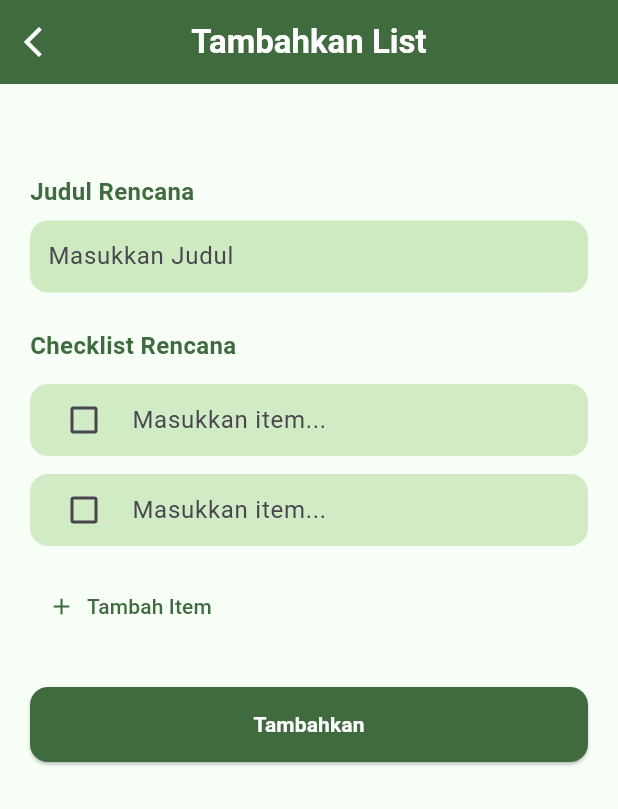
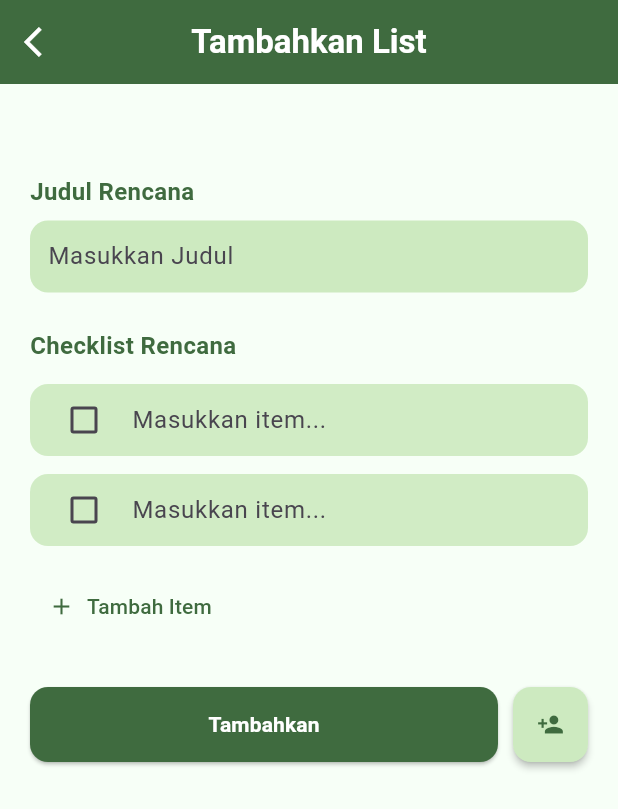
Before and after one commit to christianptrii/TodoApp_Flutter, a Flutter app: the AddScreen screen opened directly, after a tap on "Tambah Item", on a phone screen of 412 x 824 dp. Shown: the top 809 px of the screen. Run offline on Flutter 3.47's test engine with Material 3 defaults, Android fonts, the phone set to English and light mode, and no system bars; our stand-ins replace font_awesome_flutter; Roboto replaces fonts that are missing (inter).

Commit message:
Update : Menambahkan button kolaborator

```diff
--- a/lib/addScreen.dart
+++ b/lib/addScreen.dart
@@ -1,8 +1,6 @@
-// Import library Flutter dan screen HomeScreen
 import 'package:flutter/material.dart';
 import 'package:todoapp/homeScreen.dart';
 
-// AddScreen adalah halaman untuk menambahkan todo baru
 class AddScreen extends StatefulWidget {
   const AddScreen({super.key});
 
@@ -11,21 +9,14 @@ class AddScreen extends StatefulWidget {
 }
 
 class _AddScreenState extends State<AddScreen> {
-  // Controller untuk input judul
   final TextEditingController titleController = TextEditingController();
-
-  // List controller untuk input checklist item, default-nya ada 1 input
   List<TextEditingController> checklistControllers = [TextEditingController()];
-
-  // List untuk menyimpan status centang dari masing-masing checklist
   List<bool> isCheckedList = [false];
 
-  // Warna tema
   final Color pastelGreen = const Color(0xFFCDEAC0);
   final Color greenText = const Color(0xFF3F6B3F);
   final Color bgColor = const Color(0xFFF7FFF7);
 
-  // Fungsi untuk membersihkan controller saat screen dihapus dari widget tree
   @override
   void dispose() {
     titleController.dispose();
@@ -35,28 +26,21 @@ class _AddScreenState extends State<AddScreen> {
     super.dispose();
   }
 
-  // Menambahkan input field checklist baru
   void addChecklistField() {
     setState(() {
       checklistControllers.add(TextEditingController());
-      isCheckedList.add(
-        false,
-      ); // Tambah status checklist default (belum dicentang)
+      isCheckedList.add(false);
     });
   }
 
-  // Fungsi ketika tombol "Tambahkan" ditekan
   void submit() {
     String title = titleController.text;
-
-    // Ambil isi checklist yang tidak kosong
     List<String> items =
         checklistControllers
             .map((controller) => controller.text)
             .where((item) => item.isNotEmpty)
             .toList();
 
-    // Validasi: jika judul atau checklist kosong, tampilkan pesan
     if (title.isEmpty || items.isEmpty) {
       ScaffoldMessenger.of(context).showSnackBar(
         const SnackBar(content: Text('Judul dan content tidak boleh kosong!')),
@@ -64,7 +48,6 @@ class _AddScreenState extends State<AddScreen> {
       return;
     }
 
-    // Jika valid, navigasi balik ke HomeScreen (data belum disimpan, ini dummy)
     Navigator.pushReplacement(
       context,
       MaterialPageRoute(builder: (_) => const HomeScreen()),
@@ -74,7 +57,7 @@ class _AddScreenState extends State<AddScreen> {
   @override
   Widget build(BuildContext context) {
     return Scaffold(
-      backgroundColor: bgColor, // Warna latar belakang screen
+      backgroundColor: bgColor,
       appBar: AppBar(
         backgroundColor: greenText,
         centerTitle: true,
@@ -89,7 +72,6 @@ class _AddScreenState extends State<AddScreen> {
         leading: IconButton(
           icon: const Icon(Icons.arrow_back_ios, color: Colors.white),
           onPressed: () {
-            // Kembali ke halaman sebelumnya
             Navigator.pop(context);
           },
         ),
@@ -97,11 +79,9 @@ class _AddScreenState extends State<AddScreen> {
       body: Padding(
         padding: const EdgeInsets.symmetric(horizontal: 20, vertical: 60),
         child: SingleChildScrollView(
-          // Scroll biar gak overflow
           child: Column(
             crossAxisAlignment: CrossAxisAlignment.start,
             children: [
-              // Input judul todo
               Text(
                 'Judul Rencana',
                 style: TextStyle(
@@ -126,8 +106,6 @@ class _AddScreenState extends State<AddScreen> {
                 ),
               ),
               const SizedBox(height: 24),
-
-              // Input checklist item
               Text(
                 'Checklist Rencana',
                 style: TextStyle(
@@ -137,8 +115,6 @@ class _AddScreenState extends State<AddScreen> {
                 ),
               ),
               const SizedBox(height: 8),
-
-              // Daftar checklist yang bisa ditambah secara dinamis
               Column(
                 children: List.generate(checklistControllers.length, (index) {
                   return Container(
@@ -150,7 +126,6 @@ class _AddScreenState extends State<AddScreen> {
                     padding: const EdgeInsets.symmetric(horizontal: 12),
                     child: Row(
                       children: [
-                        // Checkbox checklist (tidak mempengaruhi logic saat ini)
                         Checkbox(
                           value: isCheckedList[index],
                           onChanged: (value) {
@@ -160,7 +135,6 @@ class _AddScreenState extends State<AddScreen> {
                           },
                         ),
                         const SizedBox(width: 8),
-                        // Input text item checklist
                         Expanded(
                           child: TextField(
                             controller: checklistControllers[index],
@@ -175,10 +149,7 @@ class _AddScreenState extends State<AddScreen> {
                   );
                 }),
               ),
-
               const SizedBox(height: 10),
-
-              // Tombol untuk menambahkan input checklist baru
               Row(
                 children: [
                   TextButton.icon(
@@ -193,9 +164,10 @@ class _AddScreenState extends State<AddScreen> {
               ),
               const SizedBox(height: 30),
 
-              // Tombol submit
-              SizedBox(
-                width: double.infinity,
+              Row(
+                children: [
+                  Expanded(
+                    child: SizedBox(
                       height: 50,
                       child: ElevatedButton(
                         style: ElevatedButton.styleFrom(
@@ -214,6 +186,30 @@ class _AddScreenState extends State<AddScreen> {
                         ),
                       ),
                     ),
+                  ),
+                  const SizedBox(width: 10),
+                  SizedBox(
+                    height: 50,
+                    width: 50,
+                    child: ElevatedButton(
+                      style: ElevatedButton.styleFrom(
+                        backgroundColor: pastelGreen,
+                        padding: EdgeInsets.zero,
+                        shape: RoundedRectangleBorder(
+                          borderRadius: BorderRadius.circular(12),
+                        ),
+                        elevation: 2,
+                      ),
+                      onPressed: () {
+                        ScaffoldMessenger.of(context).showSnackBar(
+                          const SnackBar(content: Text('Fitur kolaborator')),
+                        );
+                      },
+                      child: Icon(Icons.person_add, color: greenText),
+                    ),
+                  ),
+                ],
+              ),
             ],
           ),
         ),
```
Lines whose indentation alone changed are shown as unchanged.
